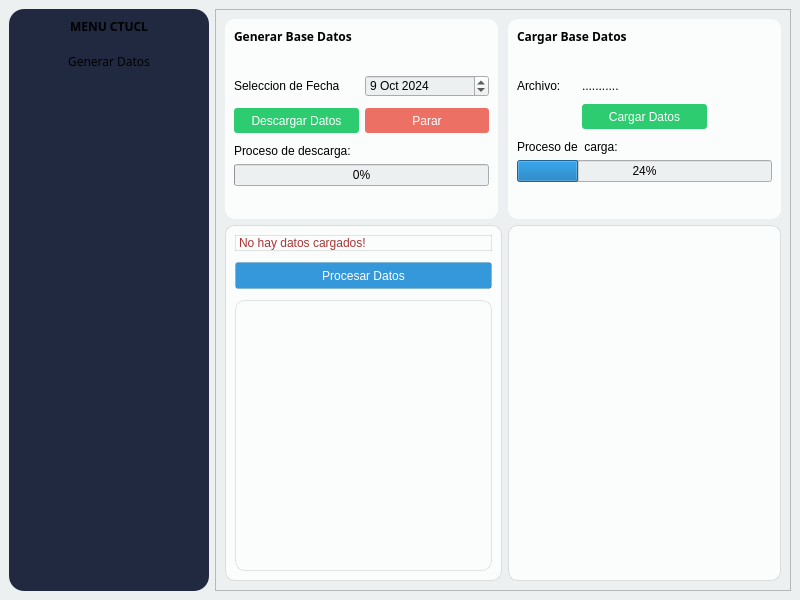
The window that MainWindow.ui (ctucl123/ANALIZER-V1) describes before a commit, drawn with Qt 5.
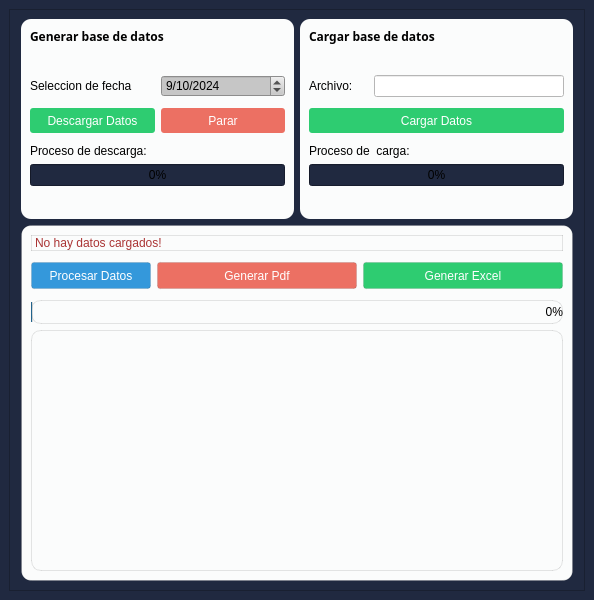
The same window after the commit.

The edit to the form file:
```diff
--- a/MainWindow.ui
+++ b/MainWindow.ui
@@ -6,19 +6,19 @@
    <rect>
     <x>0</x>
     <y>0</y>
-    <width>800</width>
+    <width>594</width>
     <height>600</height>
    </rect>
   </property>
   <property name="minimumSize">
    <size>
-    <width>800</width>
+    <width>500</width>
     <height>600</height>
    </size>
   </property>
   <property name="maximumSize">
    <size>
-    <width>800</width>
+    <width>594</width>
     <height>600</height>
    </size>
   </property>
@@ -27,114 +27,11 @@
   </property>
   <widget class="QWidget" name="centralwidget">
    <property name="styleSheet">
-    <string notr="true">background-color:#ecf0f1;</string>
+    <string notr="true">background-color: #202940;</string>
    </property>
    <layout class="QHBoxLayout" name="horizontalLayout_2">
     <item>
      <layout class="QHBoxLayout" name="horizontalLayout">
-      <item>
-       <widget class="QFrame" name="frame">
-        <property name="minimumSize">
-         <size>
-          <width>200</width>
-          <height>0</height>
-         </size>
-        </property>
-        <property name="maximumSize">
-         <size>
-          <width>200</width>
-          <height>16777215</height>
-         </size>
-        </property>
-        <property name="styleSheet">
-         <string notr="true">background-color: #202940;
-border-radius:15px;</string>
-        </property>
-        <property name="frameShape">
-         <enum>QFrame::Shape::StyledPanel</enum>
-        </property>
-        <property name="frameShadow">
-         <enum>QFrame::Shadow::Raised</enum>
-        </property>
-        <layout class="QVBoxLayout" name="verticalLayout_2">
-         <item>
-          <layout class="QVBoxLayout" name="verticalLayout">
-           <item>
-            <widget class="QLabel" name="label">
-             <property name="font">
-              <font>
-               <family>Sans Serif Collection</family>
-               <bold>true</bold>
-              </font>
-             </property>
-             <property name="text">
-              <string>MENU CTUCL</string>
-             </property>
-             <property name="textFormat">
-              <enum>Qt::TextFormat::MarkdownText</enum>
-             </property>
-             <property name="alignment">
-              <set>Qt::AlignmentFlag::AlignCenter</set>
-             </property>
-            </widget>
-           </item>
-           <item>
-            <widget class="QPushButton" name="pushButton">
-             <property name="minimumSize">
-              <size>
-               <width>0</width>
-               <height>40</height>
-              </size>
-             </property>
-             <property name="maximumSize">
-              <size>
-               <width>16777215</width>
-               <height>40</height>
-              </size>
-             </property>
-             <property name="font">
-              <font>
-               <family>Sans Serif Collection</family>
-              </font>
-             </property>
-             <property name="styleSheet">
-              <string notr="true"> 
- 
-pushButton {
-
-                color: white;
-
-            }
-
-pushButton:hover {
-                background-color: #374151;
-                color: #d1d5db;
-
-            }</string>
-             </property>
-             <property name="text">
-              <string>Generar Datos</string>
-             </property>
-            </widget>
-           </item>
-           <item>
-            <spacer name="verticalSpacer">
-             <property name="orientation">
-              <enum>Qt::Orientation::Vertical</enum>
-             </property>
-             <property name="sizeHint" stdset="0">
-              <size>
-               <width>20</width>
-               <height>40</height>
-              </size>
-             </property>
-            </spacer>
-           </item>
-          </layout>
-         </item>
-        </layout>
-       </widget>
-      </item>
       <item>
        <widget class="QFrame" name="frame_2">
         <property name="styleSheet">
@@ -149,81 +46,6 @@
         <layout class="QHBoxLayout" name="horizontalLayout_4">
          <item>
           <layout class="QGridLayout" name="gridLayout">
-           <item row="1" column="0">
-            <widget class="QFrame" name="frame_4">
-             <property name="minimumSize">
-              <size>
-               <width>273</width>
-               <height>200</height>
-              </size>
-             </property>
-             <property name="styleSheet">
-              <string notr="true">background-color: #fbfcfc;
-border-radius: 10px;
-border: 1px solid rgba(0, 0, 0, 0.1); 
-</string>
-             </property>
-             <property name="frameShape">
-              <enum>QFrame::Shape::StyledPanel</enum>
-             </property>
-             <property name="frameShadow">
-              <enum>QFrame::Shadow::Raised</enum>
-             </property>
-             <layout class="QVBoxLayout" name="verticalLayout_6">
-              <item>
-               <layout class="QGridLayout" name="gridLayout_4">
-                <item row="1" column="0">
-                 <widget class="QPushButton" name="procesar_btn">
-                  <property name="styleSheet">
-                   <string notr="true">QPushButton{
-margin-top:5px;
-margin-bottom:5px;
-background-color: #3498db;
-border-radius:3px;
-color:white;
-height:25px;
-}
-
-
-QPushButton:hover{
-background-color: #5dade2;
-border-radius:3px;
-color:white
-}
-
-QPushButton:pressed{
-background-color: #2e86c1;
-border-radius:3px;
-color:white
-}</string>
-                  </property>
-                  <property name="text">
-                   <string>Procesar Datos</string>
-                  </property>
-                 </widget>
-                </item>
-                <item row="2" column="0">
-                 <widget class="QPlainTextEdit" name="result">
-                  <property name="styleSheet">
-                   <string notr="true">color: rgb(0, 0, 0);</string>
-                  </property>
-                 </widget>
-                </item>
-                <item row="0" column="0">
-                 <widget class="QLabel" name="label_8">
-                  <property name="styleSheet">
-                   <string notr="true">color: rgb(170, 52, 52);</string>
-                  </property>
-                  <property name="text">
-                   <string>No hay datos cargados!</string>
-                  </property>
-                 </widget>
-                </item>
-               </layout>
-              </item>
-             </layout>
-            </widget>
-           </item>
            <item row="0" column="0">
             <widget class="QFrame" name="frame_3">
              <property name="minimumSize">
@@ -272,11 +94,12 @@
                 <item row="3" column="2" colspan="2">
                  <widget class="QDateEdit" name="date_download">
                   <property name="styleSheet">
-                   <string notr="true">color: rgb(0, 0, 0);</string>
+                   <string notr="true">color: rgb(0, 0, 0);
+background-color: rgb(198, 198, 198);</string>
                   </property>
                   <property name="dateTime">
                    <datetime>
-                    <hour>10</hour>
+                    <hour>0</hour>
                     <minute>0</minute>
                     <second>0</second>
                     <year>2024</year>
@@ -284,6 +107,19 @@
                     <day>9</day>
                    </datetime>
                   </property>
+                  <property name="maximumDateTime">
+                   <datetime>
+                    <hour>23</hour>
+                    <minute>59</minute>
+                    <second>59</second>
+                    <year>9999</year>
+                    <month>11</month>
+                    <day>30</day>
+                   </datetime>
+                  </property>
+                  <property name="displayFormat">
+                   <string>d/M/yyyy</string>
+                  </property>
                  </widget>
                 </item>
                 <item row="6" column="0" colspan="4">
@@ -332,7 +168,7 @@
                    <string notr="true">color: rgb(0, 0, 0);</string>
                   </property>
                   <property name="text">
-                   <string>Seleccion de Fecha</string>
+                   <string>Seleccion de fecha</string>
                   </property>
                  </widget>
                 </item>
@@ -349,22 +185,6 @@
                   </property>
                  </spacer>
                 </item>
-                <item row="0" column="0" colspan="2">
-                 <widget class="QLabel" name="label_2">
-                  <property name="font">
-                   <font>
-                    <family>Sans Serif Collection</family>
-                    <bold>true</bold>
-                   </font>
-                  </property>
-                  <property name="styleSheet">
-                   <string notr="true">color: rgb(0, 0, 0);</string>
-                  </property>
-                  <property name="text">
-                   <string>Generar Base Datos</string>
-                  </property>
-                 </widget>
-                </item>
                 <item row="4" column="0" colspan="2">
                  <widget class="QPushButton" name="download_btn">
                   <property name="styleSheet">
@@ -405,38 +225,27 @@
                   </property>
                  </widget>
                 </item>
+                <item row="0" column="0" colspan="3">
+                 <widget class="QLabel" name="label_2">
+                  <property name="font">
+                   <font>
+                    <family>Sans Serif Collection</family>
+                    <bold>true</bold>
+                   </font>
+                  </property>
+                  <property name="styleSheet">
+                   <string notr="true">color: rgb(0, 0, 0);</string>
+                  </property>
+                  <property name="text">
+                   <string>Generar base de datos</string>
+                  </property>
+                 </widget>
+                </item>
                </layout>
               </item>
              </layout>
             </widget>
            </item>
-           <item row="1" column="1">
-            <widget class="QFrame" name="frame_5">
-             <property name="minimumSize">
-              <size>
-               <width>273</width>
-               <height>200</height>
-              </size>
-             </property>
-             <property name="styleSheet">
-              <string notr="true">QFrame{background-color: #fbfcfc;
-border-radius: 10px;
-border: 1px solid rgba(0, 0, 0, 0.1); }
-</string>
-             </property>
-             <property name="frameShape">
-              <enum>QFrame::Shape::StyledPanel</enum>
-             </property>
-             <property name="frameShadow">
-              <enum>QFrame::Shadow::Raised</enum>
-             </property>
-             <layout class="QVBoxLayout" name="verticalLayout_5">
-              <item>
-               <layout class="QGridLayout" name="gridLayout_5"/>
-              </item>
-             </layout>
-            </widget>
-           </item>
            <item row="0" column="1">
             <widget class="QFrame" name="frame_6">
              <property name="minimumSize">
@@ -470,6 +279,52 @@
                <layout class="QGridLayout" name="gridLayout_3">
                 <item row="0" column="0">
                  <layout class="QGridLayout" name="gridLayout_6">
+                  <item row="5" column="0" colspan="3">
+                   <widget class="QLabel" name="label_7">
+                    <property name="styleSheet">
+                     <string notr="true">color: rgb(0, 0, 0);</string>
+                    </property>
+                    <property name="text">
+                     <string>Proceso de  carga:</string>
+                    </property>
+                   </widget>
+                  </item>
+                  <item row="6" column="0" colspan="4">
+                   <widget class="QProgressBar" name="progress_upload">
+                    <property name="styleSheet">
+                     <string notr="true">color: rgb(0, 0, 0);</string>
+                    </property>
+                    <property name="value">
+                     <number>0</number>
+                    </property>
+                   </widget>
+                  </item>
+                  <item row="7" column="0">
+                   <spacer name="verticalSpacer_4">
+                    <property name="orientation">
+                     <enum>Qt::Orientation::Vertical</enum>
+                    </property>
+                    <property name="sizeHint" stdset="0">
+                     <size>
+                      <width>20</width>
+                      <height>40</height>
+                     </size>
+                    </property>
+                   </spacer>
+                  </item>
+                  <item row="1" column="0">
+                   <spacer name="verticalSpacer_5">
+                    <property name="orientation">
+                     <enum>Qt::Orientation::Vertical</enum>
+                    </property>
+                    <property name="sizeHint" stdset="0">
+                     <size>
+                      <width>20</width>
+                      <height>40</height>
+                     </size>
+                    </property>
+                   </spacer>
+                  </item>
                   <item row="0" column="0" colspan="3">
                    <widget class="QLabel" name="label_3">
                     <property name="font">
@@ -482,7 +337,7 @@
                      <string notr="true">color: rgb(0, 0, 0);</string>
                     </property>
                     <property name="text">
-                     <string>Cargar Base Datos</string>
+                     <string>Cargar base de datos</string>
                     </property>
                    </widget>
                   </item>
@@ -523,16 +378,14 @@
                    </widget>
                   </item>
                   <item row="3" column="1" colspan="3">
-                   <widget class="QLabel" name="label_10">
+                   <widget class="QLineEdit" name="file_path">
                     <property name="styleSheet">
-                     <string notr="true">color: rgb(0, 0, 0);</string>
-                    </property>
-                    <property name="text">
-                     <string>...........</string>
+                     <string notr="true">background-color: rgb(255, 255, 255);
+color: rgb(0, 0, 0);</string>
                     </property>
                    </widget>
                   </item>
-                  <item row="4" column="1" colspan="2">
+                  <item row="4" column="0" colspan="4">
                    <widget class="QPushButton" name="upload_btn">
                     <property name="styleSheet">
                      <string notr="true">QPushButton{
@@ -562,28 +415,172 @@
                     </property>
                    </widget>
                   </item>
-                  <item row="6" column="0" colspan="4">
-                   <widget class="QProgressBar" name="progress_upload">
+                 </layout>
+                </item>
+               </layout>
+              </item>
+             </layout>
+            </widget>
+           </item>
+           <item row="1" column="0" colspan="2">
+            <widget class="QFrame" name="frame_4">
+             <property name="minimumSize">
+              <size>
+               <width>273</width>
+               <height>200</height>
+              </size>
+             </property>
+             <property name="styleSheet">
+              <string notr="true">background-color: #fbfcfc;
+border-radius: 10px;
+border: 1px solid rgba(0, 0, 0, 0.1); 
+</string>
+             </property>
+             <property name="frameShape">
+              <enum>QFrame::Shape::StyledPanel</enum>
+             </property>
+             <property name="frameShadow">
+              <enum>QFrame::Shadow::Raised</enum>
+             </property>
+             <layout class="QVBoxLayout" name="verticalLayout_6">
+              <item>
+               <layout class="QGridLayout" name="gridLayout_4">
+                <item row="0" column="0">
+                 <widget class="QLabel" name="data_done">
+                  <property name="styleSheet">
+                   <string notr="true">color: rgb(170, 52, 52);</string>
+                  </property>
+                  <property name="text">
+                   <string>No hay datos cargados!</string>
+                  </property>
+                 </widget>
+                </item>
+                <item row="2" column="0">
+                 <layout class="QHBoxLayout" name="horizontalLayout_3">
+                  <item>
+                   <widget class="QPushButton" name="procesar_btn">
+                    <property name="maximumSize">
+                     <size>
+                      <width>120</width>
+                      <height>16777215</height>
+                     </size>
+                    </property>
                     <property name="styleSheet">
-                     <string notr="true">color: rgb(0, 0, 0);</string>
+                     <string notr="true">QPushButton{
+margin-top:5px;
+margin-bottom:5px;
+background-color: #3498db;
+border-radius:3px;
+color:white;
+height:25px;
+}
+
+
+QPushButton:hover{
+background-color: #5dade2;
+border-radius:3px;
+color:white
+}
+
+QPushButton:pressed{
+background-color: #2e86c1;
+border-radius:3px;
+color:white
+}</string>
                     </property>
-                    <property name="value">
-                     <number>24</number>
+                    <property name="text">
+                     <string>Procesar Datos</string>
                     </property>
                    </widget>
                   </item>
-                  <item row="5" column="0" colspan="3">
-                   <widget class="QLabel" name="label_7">
+                  <item>
+                   <widget class="QPushButton" name="pushButton_3">
                     <property name="styleSheet">
-                     <string notr="true">color: rgb(0, 0, 0);</string>
+                     <string notr="true">QPushButton{
+margin-top:5px;
+margin-bottom:5px;
+background-color: #ec7063;
+border-radius:3px;
+color:white;
+height:25px;
+}
+
+
+QPushButton:hover{
+background-color:#f1948a;
+border-radius:3px;
+color:white
+}
+
+QPushButton:pressed{
+background-color: #cd6155 ;
+border-radius:3px;
+color:white
+}</string>
                     </property>
                     <property name="text">
-                     <string>Proceso de  carga:</string>
+                     <string>Generar Pdf</string>
                     </property>
                    </widget>
                   </item>
+                  <item>
+                   <widget class="QPushButton" name="pushButton">
+                    <property name="styleSheet">
+                     <string notr="true">QPushButton{
+margin-top:5px;
+margin-bottom:5px;
+background-color: rgb(46, 204, 113 );
+border-radius:3px;
+color:white;
+height:25px;
+}
+
+
+QPushButton:hover{
+background-color: rgb(171, 235, 198);
+border-radius:3px;
+color:white
+}
+
+QPushButton:pressed{
+background-color: rgb(46, 204, 113 );
+border-radius:3px;
+color:white
+}</string>
+                    </property>
+                    <property name="text">
+                     <string>Generar Excel</string>
+                    </property>
+                   </widget>
+                  </item>
                  </layout>
                 </item>
+                <item row="5" column="0">
+                 <widget class="QPlainTextEdit" name="result">
+                  <property name="styleSheet">
+                   <string notr="true">color: rgb(0, 0, 0);</string>
+                  </property>
+                 </widget>
+                </item>
+                <item row="4" column="0">
+                 <widget class="QProgressBar" name="process_bar">
+                  <property name="styleSheet">
+                   <string notr="true">color: rgb(0, 0, 0);</string>
+                  </property>
+                  <property name="value">
+                   <number>0</number>
+                  </property>
+                  <property name="alignment">
+                   <set>Qt::AlignmentFlag::AlignRight|Qt::AlignmentFlag::AlignTrailing|Qt::AlignmentFlag::AlignVCenter</set>
+                  </property>
+                  <property name="invertedAppearance">
+                   <bool>false</bool>
+                  </property>
+                  <property name="textDirection">
+                   <enum>QProgressBar::Direction::TopToBottom</enum>
+                  </property>
+                 </widget>
+                </item>
                </layout>
               </item>
              </layout>
```
Left out of the diff: 26 changed lines with no effect on the pictures.
